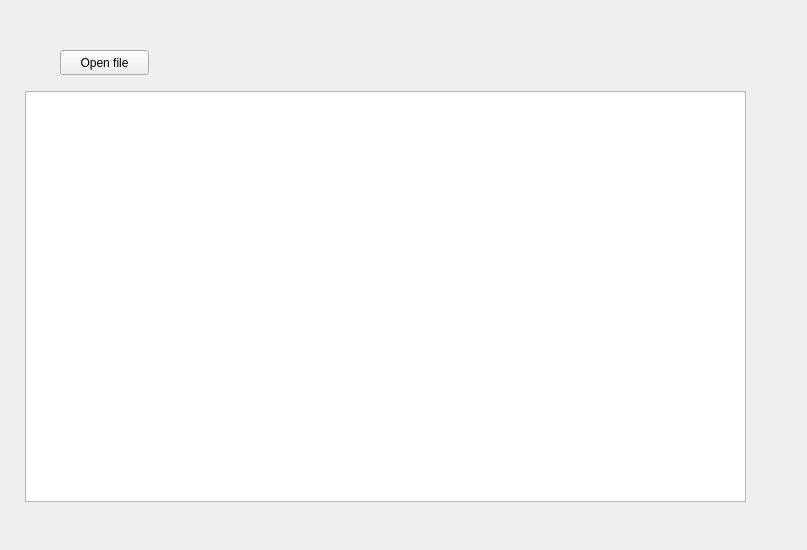
Qt form mainwindow.ui (jetownfeve21/simple_QT_app) before a commit.
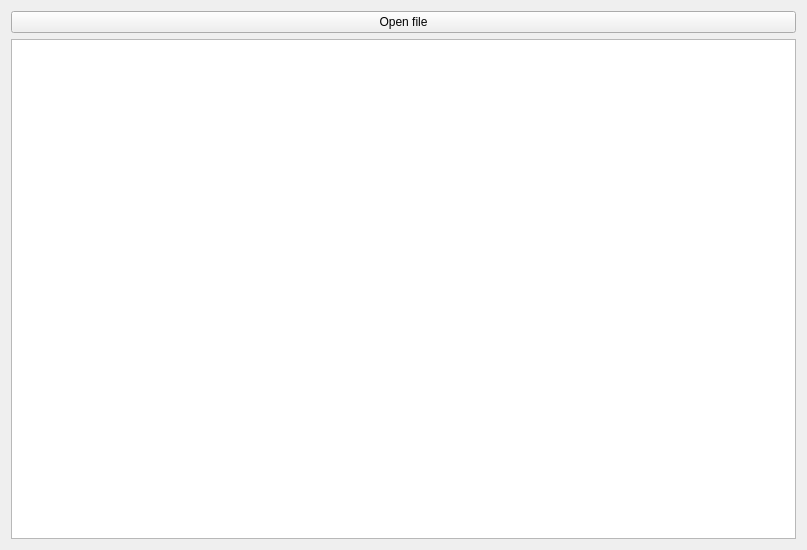
The same form after that commit.

Diff of the .ui file:
```diff
--- a/mainwindow.ui
+++ b/mainwindow.ui
@@ -13,29 +13,18 @@
   <property name="windowTitle">
    <string>Form</string>
   </property>
+  <layout class="QVBoxLayout" name="verticalLayout">
+   <item>
   <widget class="QPushButton" name="pushButton">
-   <property name="geometry">
-    <rect>
-     <x>60</x>
-     <y>50</y>
-     <width>89</width>
-     <height>25</height>
-    </rect>
-   </property>
    <property name="text">
     <string>Open file</string>
    </property>
   </widget>
-  <widget class="QTextBrowser" name="textBrowser">
-   <property name="geometry">
-    <rect>
-     <x>25</x>
-     <y>91</y>
-     <width>721</width>
-     <height>411</height>
-    </rect>
-   </property>
-  </widget>
+   </item>
+   <item>
+    <widget class="QTextBrowser" name="textBrowser"/>
+   </item>
+  </layout>
  </widget>
  <resources/>
  <connections/>
```
Lines whose indentation alone changed are shown as unchanged.
